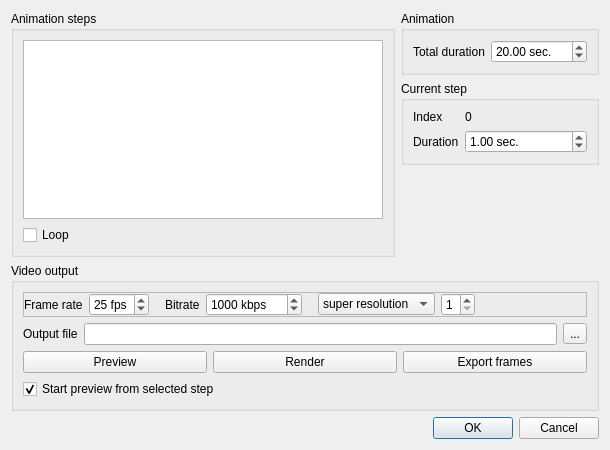
Old version of the form plugins/core/Standard/qAnimation/ui/animationDlg.ui in the repository CloudCompare/CloudCompare.
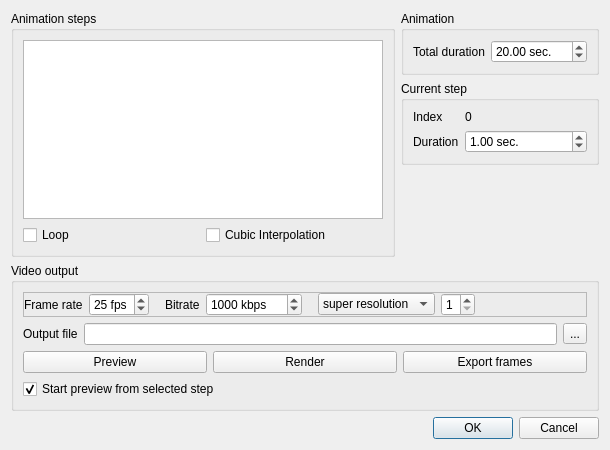
New version of the form. Icons and pictures are not drawn.

Commit message: Implement cubic interpolation (with toggle). View Matrix is still on linear interpolation. That will need some work. Fix bug where plugin would hang when deselecting all viewports. Fix bug where plugin hits assertion when time is changed with no viewports selected.

The edit to the form file:
```diff
--- a/plugins/core/Standard/qAnimation/ui/animationDlg.ui
+++ b/plugins/core/Standard/qAnimation/ui/animationDlg.ui
@@ -34,11 +34,22 @@
          </widget>
         </item>
         <item>
+         <layout class="QHBoxLayout" name="horizontalLayout_5">
+          <item>
          <widget class="QCheckBox" name="loopCheckBox">
           <property name="text">
            <string>Loop</string>
           </property>
          </widget>
+          </item>
+          <item>
+           <widget class="QCheckBox" name="cubicCheckBox">
+            <property name="text">
+             <string>Cubic Interpolation</string>
+            </property>
+           </widget>
+          </item>
+         </layout>
         </item>
        </layout>
       </widget>
```
Lines whose indentation alone changed are shown as unchanged. The commit also changes 4 other files.
